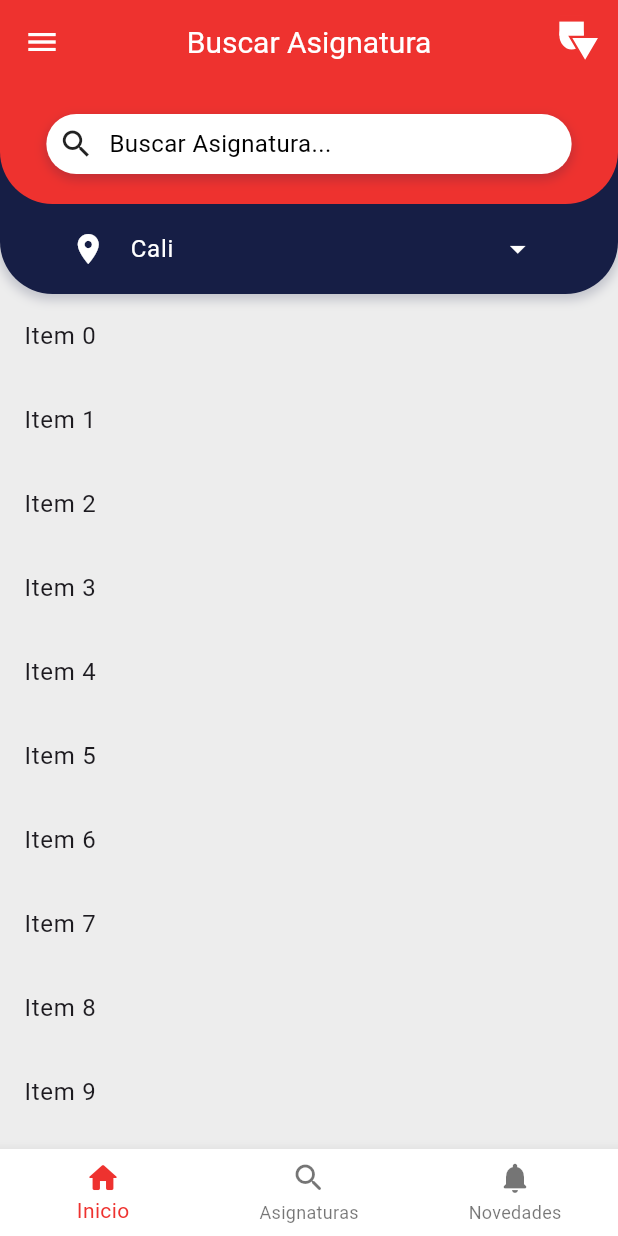
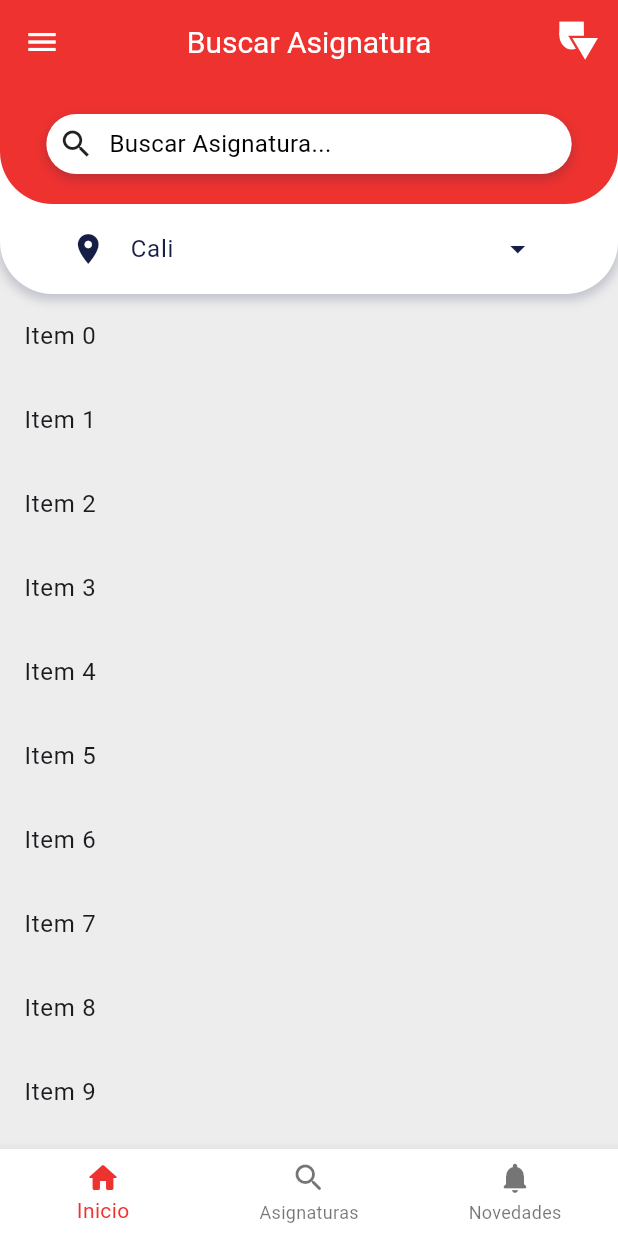
Before and after one commit to code3743/univalle_app, a Flutter app: the SubjectSearchScreen screen opened by its route, on a phone screen of 412 x 824 dp. Run offline on Flutter 3.47's test engine with Material 3 defaults, Android fonts, the phone set to English and light mode, and no system bars; our stand-ins replace barcode_widget, cookie_jar, dio, dio_cookie_manager, flutter_riverpod, flutter_svg and 4 more; accounts and stored records are empty.

Commit message:
feat: Update icon and text colors in CampusPicker and SubjectSearchBar widgets

```diff
--- a/lib/features/search_subject/presentation/widgets/campus_picker.dart
+++ b/lib/features/search_subject/presentation/widgets/campus_picker.dart
@@ -1,6 +1,7 @@
 import 'package:flutter/material.dart';
 import 'package:flutter_riverpod/flutter_riverpod.dart';
 import 'package:univalle_app/config/providers/selected_campus_provider.dart';
+import 'package:univalle_app/config/themes/app_colors.dart';
 import 'package:univalle_app/features/search_subject/presentation/widgets/campus_picker_list.dart';
 
 class CampusPicker extends StatelessWidget {
@@ -21,8 +22,8 @@ class CampusPicker extends StatelessWidget {
             child: Center(
               child: Consumer(builder: (context, ref, _) {
                 return ListTile(
-                  iconColor: Colors.white,
-                  textColor: Colors.white,
+                  iconColor: AppColors.primaryBlue,
+                  textColor: AppColors.primaryBlue,
                   leading: const Icon(
                     Icons.location_on,
                   ),
--- a/lib/features/search_subject/presentation/widgets/subject_search_bar.dart
+++ b/lib/features/search_subject/presentation/widgets/subject_search_bar.dart
@@ -16,7 +16,7 @@ class SubjectSearchBar extends StatelessWidget {
           height: 140,
           width: double.infinity,
           decoration: BoxDecoration(
-            color: AppColors.primaryBlue,
+            color: AppColors.white,
             borderRadius: const BorderRadius.only(
               bottomLeft: Radius.circular(35),
               bottomRight: Radius.circular(35),
```
